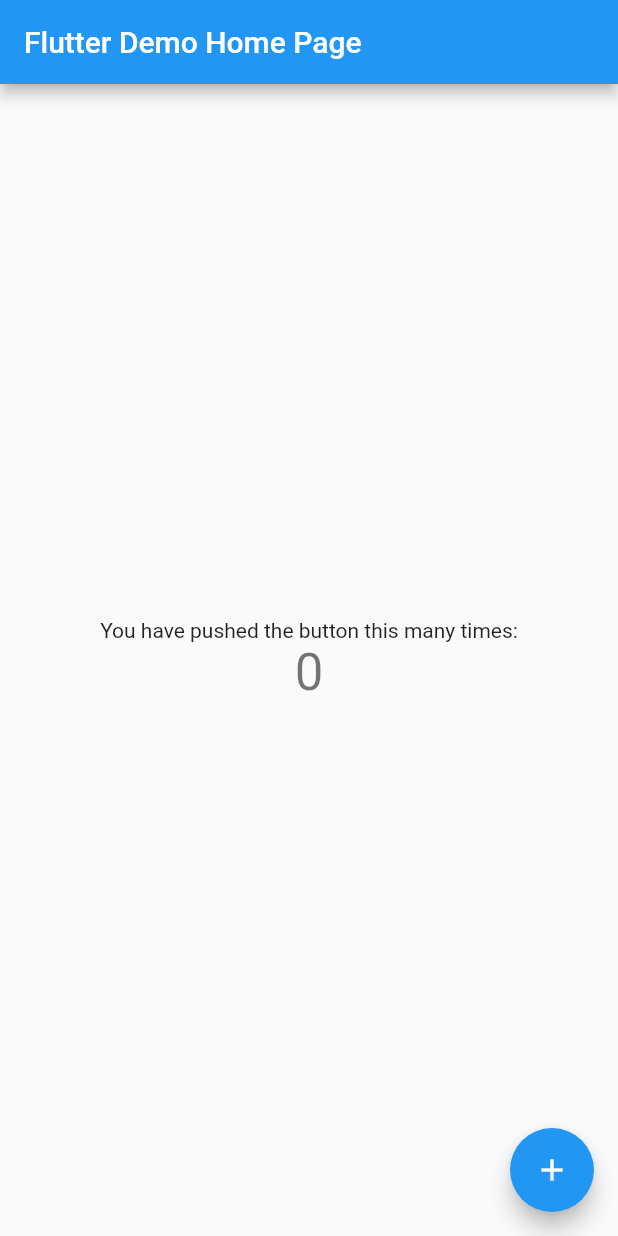
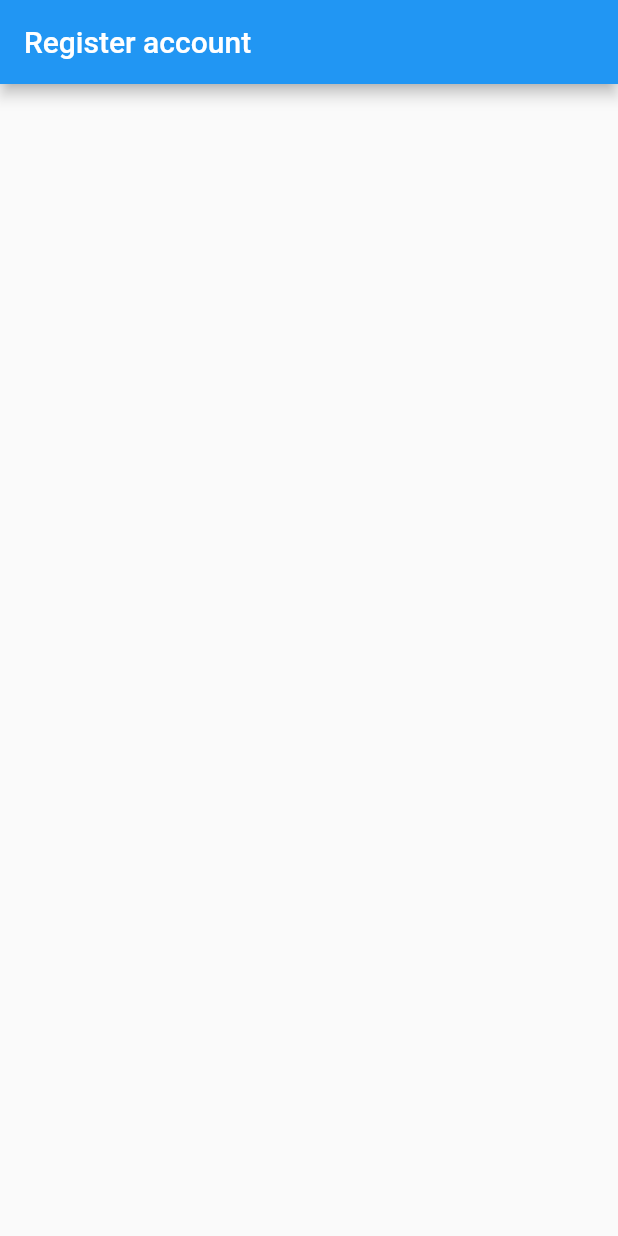
Before and after one commit to YonasAlem/covid_result_app, a Flutter app: the screen it shows after launch, on a phone screen of 412 x 824 dp. Run offline on Flutter 3.47's test engine with Material 2 defaults, Android fonts, the phone set to English and light mode, and no system bars.

Commit message:
clean default code and create sample page

```diff
--- a/lib/main.dart
+++ b/lib/main.dart
@@ -1,3 +1,4 @@
+import 'package:covid_result_app/views/register_view.dart';
 import 'package:flutter/material.dart';
 
 void main() {
@@ -7,109 +8,14 @@ void main() {
 class MyApp extends StatelessWidget {
   const MyApp({Key? key}) : super(key: key);
 
-  // This widget is the root of your application.
   @override
   Widget build(BuildContext context) {
     return MaterialApp(
       title: 'Flutter Demo',
       theme: ThemeData(
-        // This is the theme of your application.
-        //
-        // Try running your application with "flutter run". You'll see the
-        // application has a blue toolbar. Then, without quitting the app, try
-        // changing the primarySwatch below to Colors.green and then invoke
-        // "hot reload" (press "r" in the console where you ran "flutter run",
-        // or simply save your changes to "hot reload" in a Flutter IDE).
-        // Notice that the counter didn't reset back to zero; the application
-        // is not restarted.
         primarySwatch: Colors.blue,
       ),
-      home: const MyHomePage(title: 'Flutter Demo Home Page'),
+      home: const RegisterView(),
     );
   }
 }
-
-class MyHomePage extends StatefulWidget {
-  const MyHomePage({Key? key, required this.title}) : super(key: key);
-
-  // This widget is the home page of your application. It is stateful, meaning
-  // that it has a State object (defined below) that contains fields that affect
-  // how it looks.
-
-  // This class is the configuration for the state. It holds the values (in this
-  // case the title) provided by the parent (in this case the App widget) and
-  // used by the build method of the State. Fields in a Widget subclass are
-  // always marked "final".
-
-  final String title;
-
-  @override
-  State<MyHomePage> createState() => _MyHomePageState();
-}
-
-class _MyHomePageState extends State<MyHomePage> {
-  int _counter = 0;
-
-  void _incrementCounter() {
-    setState(() {
-      // This call to setState tells the Flutter framework that something has
-      // changed in this State, which causes it to rerun the build method below
-      // so that the display can reflect the updated values. If we changed
-      // _counter without calling setState(), then the build method would not be
-      // called again, and so nothing would appear to happen.
-      _counter++;
-    });
-  }
-
-  @override
-  Widget build(BuildContext context) {
-    // This method is rerun every time setState is called, for instance as done
-    // by the _incrementCounter method above.
-    //
-    // The Flutter framework has been optimized to make rerunning build methods
-    // fast, so that you can just rebuild anything that needs updating rather
-    // than having to individually change instances of widgets.
-    return Scaffold(
-      appBar: AppBar(
-        // Here we take the value from the MyHomePage object that was created by
-        // the App.build method, and use it to set our appbar title.
-        title: Text(widget.title),
-      ),
-      body: Center(
-        // Center is a layout widget. It takes a single child and positions it
-        // in the middle of the parent.
-        child: Column(
-          // Column is also a layout widget. It takes a list of children and
-          // arranges them vertically. By default, it sizes itself to fit its
-          // children horizontally, and tries to be as tall as its parent.
-          //
-          // Invoke "debug painting" (press "p" in the console, choose the
-          // "Toggle Debug Paint" action from the Flutter Inspector in Android
-          // Studio, or the "Toggle Debug Paint" command in Visual Studio Code)
-          // to see the wireframe for each widget.
-          //
-          // Column has various properties to control how it sizes itself and
-          // how it positions its children. Here we use mainAxisAlignment to
-          // center the children vertically; the main axis here is the vertical
-          // axis because Columns are vertical (the cross axis would be
-          // horizontal).
-          mainAxisAlignment: MainAxisAlignment.center,
-          children: <Widget>[
-            const Text(
-              'You have pushed the button this many times:',
-            ),
-            Text(
-              '$_counter',
-              style: Theme.of(context).textTheme.headline4,
-            ),
-          ],
-        ),
-      ),
-      floatingActionButton: FloatingActionButton(
-        onPressed: _incrementCounter,
-        tooltip: 'Increment',
-        child: const Icon(Icons.add),
-      ), // This trailing comma makes auto-formatting nicer for build methods.
-    );
-  }
-}
--- /dev/null
+++ b/lib/views/register_view.dart
@@ -0,0 +1,14 @@
+import 'package:flutter/material.dart';
+
+class RegisterView extends StatelessWidget {
+  const RegisterView({Key? key}) : super(key: key);
+
+  @override
+  Widget build(BuildContext context) {
+    return Scaffold(
+      appBar: AppBar(
+        title: const Text('Register account'),
+      ),
+    );
+  }
+}
```
